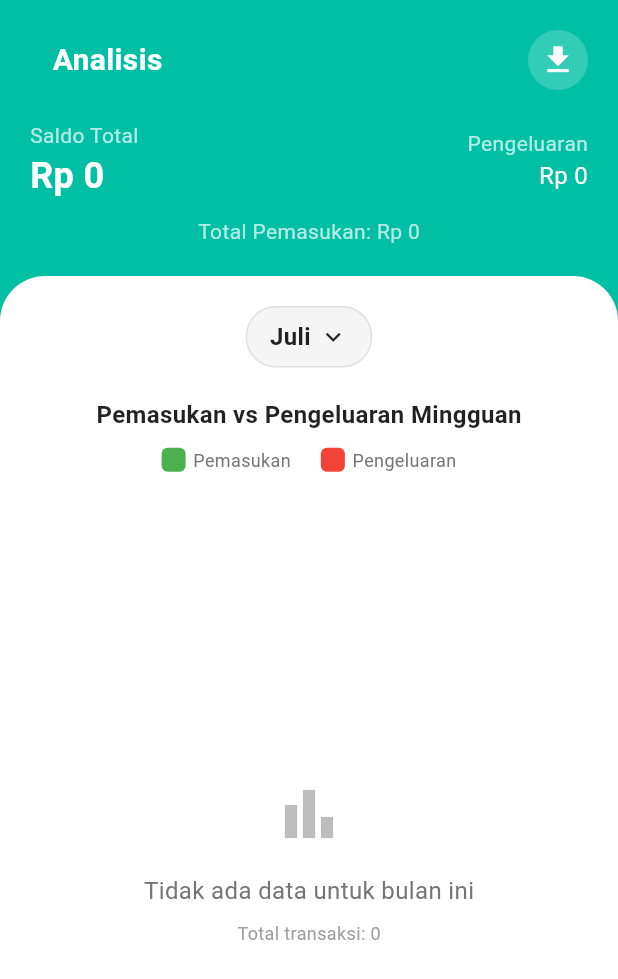
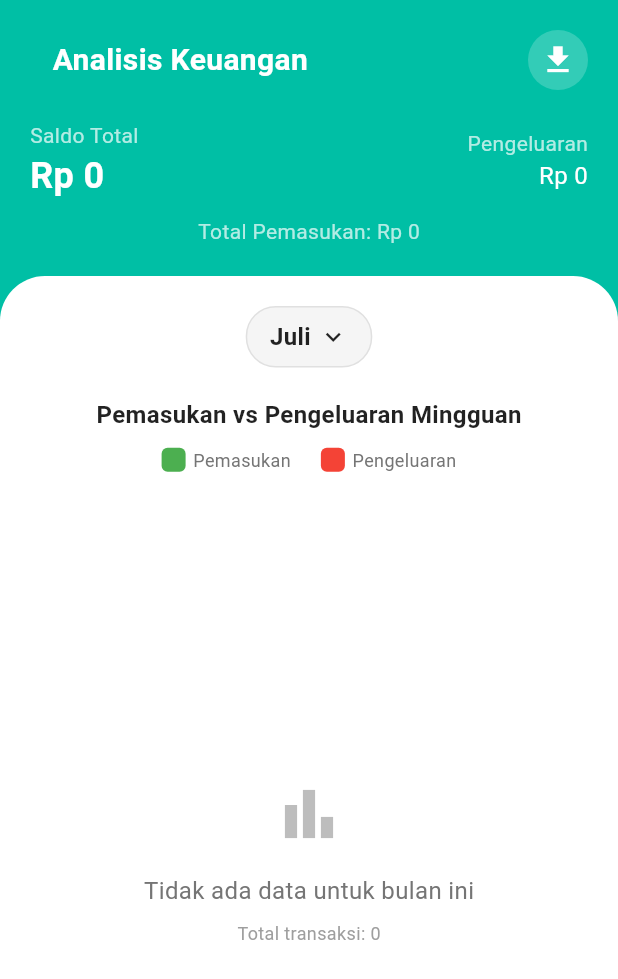
Before and after one commit to AgilS121/sakubijak-flutter, a Flutter app: the AnalysisScreen screen opened directly, on a phone screen of 412 x 824 dp. Shown: the top 979 px of the screen. Run offline on Flutter 3.47's test engine with Material 3 defaults, Android fonts, the phone set to English and light mode, and no system bars; our stand-ins replace shared_preferences; accounts and stored records are empty; network calls fail.

Commit message:
`chore` : rename analisis screen

```diff
--- a/lib/screens/analisScreen.dart
+++ b/lib/screens/analisScreen.dart
@@ -514,7 +514,7 @@ class _AnalysisScreenState extends State<AnalysisScreen> {
                         children: [
                           SizedBox(width: 15),
                           Text(
-                            'Analisis',
+                            'Analisis Keuangan',
                             style: TextStyle(
                               color: Colors.white,
                               fontSize: 20,
```
